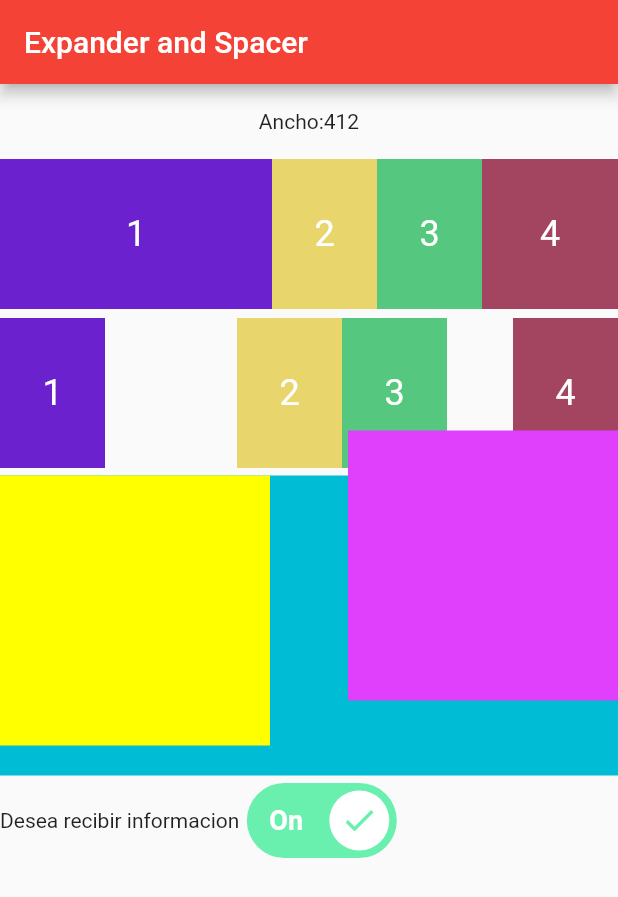
After one commit to Remsir/Disc, a Flutter app: the ExpanderSpacerPage screen opened directly, on a phone screen of 412 x 824 dp. The commit adds this screen. Shown: the top 897 px of the screen. Run offline on Flutter 3.47's test engine with Material 2 defaults, Android fonts, the phone set to English and light mode, and no system bars; drawn by our look-alikes of lite_rolling_switch; our stand-ins replace material_design_icons_flutter.

Commit message:
Se actualiza

```diff
--- /dev/null
+++ b/lib/Clases/Expander.dart
@@ -0,0 +1,166 @@
+import 'package:flutter/material.dart';
+import 'package:lite_rolling_switch/lite_rolling_switch.dart';
+
+class ExpanderSpacerPage extends StatelessWidget {
+  const ExpanderSpacerPage({Key? key}) : super(key: key);
+
+  @override
+  Widget build(BuildContext context) {
+    Size size = MediaQuery.of(context).size;
+    return Scaffold(
+      appBar: AppBar(
+        title: Text('Expander and Spacer'),
+        backgroundColor: Colors.red,
+      ),
+      body: Container(
+        child: Column(
+          children: [
+            Container(
+              alignment: Alignment.center,
+              height: 50,
+              child: Text('Ancho:' + size.width.round().toString()),
+            ),
+            Container(
+              margin: EdgeInsets.only(bottom: 6.0),
+              height: 100,
+              child: Row(
+                children: [
+                  Expanded(
+                    flex: 2,
+                    child: Examplebox(
+                      color: 0xff6c21cf,
+                      text: '1',
+                    ),
+                  ),
+                  Examplebox(
+                    color: 0xffe8d66d,
+                    text: '2',
+                  ),
+                  Examplebox(
+                    color: 0xff56c77f,
+                    text: '3',
+                  ),
+                  Expanded(
+                    flex: 1,
+                    child: Examplebox(
+                      color: 0xffa34561,
+                      text: '4',
+                    ),
+                  ),
+                ],
+              ),
+            ),
+            Container(
+              margin: EdgeInsets.only(bottom: 5),
+              height: 100,
+              child: Row(
+                children: [
+                  Examplebox(
+                    color: 0xff6c21cf,
+                    text: '1',
+                  ),
+                  Spacer(
+                    flex: 2,
+                  ),
+                  Examplebox(
+                    color: 0xffe8d66d,
+                    text: '2',
+                  ),
+                  Examplebox(
+                    color: 0xff56c77f,
+                    text: '3',
+                  ),
+                  Spacer(),
+                  Examplebox(
+                    color: 0xffa34561,
+                    text: '4',
+                  ),
+                ],
+              ),
+            ),
+            Flexible(
+              child: Container(
+                  width: double.infinity,
+                  height: 200,
+                  color: Colors.cyan,
+                  child: Stack(
+                    clipBehavior: Clip.none,
+                    children: [
+                      Container(
+                        height: 180,
+                        width: 180,
+                        color: Colors.yellowAccent,
+                      ),
+                      Positioned(
+                        bottom: 50,
+                        right: 0,
+                        child: Container(
+                          height: 180,
+                          width: 180,
+                          color: Colors.purpleAccent,
+                        ),
+                      ),
+                    ],
+                  )),
+            ),
+            Row(
+              children: [
+                Container(
+                  child: Text('Desea recibir informacion'),
+                ),
+                Padding(
+                  padding: EdgeInsets.all(5),
+                  child: LiteRollingSwitch(
+                    width: 100,
+                    value: true,
+                    textOn: "On",
+                    textOff: "Off",
+                    colorOn: Colors.greenAccent,
+                    colorOff: Colors.redAccent,
+                    iconOn: Icons.done,
+                    iconOff: Icons.alarm_off,
+                    textSize: 18,
+                    onChanged: (bool position) {
+                      print("Position");
+                    },
+                    onDoubleTap: () {},
+                    onSwipe: () {},
+                    onTap: () {},
+                  ),
+                )
+              ],
+            )
+          ],
+        ),
+      ),
+    );
+  }
+}
+
+class Examplebox extends StatelessWidget {
+  const Examplebox({
+    required this.color,
+    required this.text,
+    Key? key,
+  }) : super(key: key);
+
+  final int color;
+  final String text;
+  @override
+  Widget build(BuildContext context) {
+    return Container(
+      alignment: Alignment.center,
+      height: double.infinity,
+      width: 70,
+      color: Color(this.color),
+      child: Text(
+        this.text,
+        style: TextStyle(
+          fontSize: 24,
+          color: Colors.white,
+        ),
+      ),
+    );
+//flutter toggle button
+  }
+}
--- /dev/null
+++ b/lib/Screen/agregar_screen.dart
@@ -0,0 +1,48 @@
+import 'package:flutter/material.dart';
+
+class AgregarScreen extends StatefulWidget {
+  AgregarScreen({Key? key}) : super(key: key);
+
+  @override
+  State<AgregarScreen> createState() => _AgregarScreenState();
+}
+
+class _AgregarScreenState extends State<AgregarScreen> {
+  @override
+  Widget build(BuildContext context) {
+    return Scaffold(
+      body: Form(
+        child: Padding(
+          padding: const EdgeInsets.all(8),
+          child: ListView(
+            children: [
+              Container(
+                margin: EdgeInsets.only(bottom: 10),
+                decoration: BoxDecoration(
+                    borderRadius: BorderRadius.circular(5),
+                    border: Border.all(color: Colors.black)),
+                child: TextFormField(
+                  decoration: InputDecoration(
+                      labelText: 'Ingrese el nombre',
+                      labelStyle: TextStyle(color: Colors.black),
+                      border: InputBorder.none),
+                ),
+              ),
+              Container(
+                decoration: BoxDecoration(
+                    borderRadius: BorderRadius.circular(5),
+                    border: Border.all(color: Colors.black)),
+                child: TextFormField(
+                  decoration: InputDecoration(
+                      labelText: 'Ingrese el nombre',
+                      labelStyle: TextStyle(color: Colors.black),
+                      border: InputBorder.none),
+                ),
+              ),
+            ],
+          ),
+        ),
+      ),
+    );
+  }
+}
--- a/lib/Tabs/home_page.dart
+++ b/lib/Tabs/home_page.dart
@@ -1,3 +1,5 @@
+import 'package:disquera/Clases/Expander.dart';
+import 'package:disquera/Screen/agregar_screen.dart';
 import 'package:disquera/Screen/home_screen.dart';
 import 'package:flutter/material.dart';
 import 'package:material_design_icons_flutter/material_design_icons_flutter.dart';
@@ -41,8 +43,8 @@ class HomeTab extends StatelessWidget {
           ),
           body: TabBarView(children: [
             HomeScreen(),
-            HomeScreen(),
-            HomeScreen(),
+            AgregarScreen(),
+            ExpanderSpacerPage(),
             HomeScreen()
           ]),
         ),
--- a/lib/main.dart
+++ b/lib/main.dart
@@ -1,3 +1,4 @@
+import 'package:disquera/Screen/agregar_screen.dart';
 import 'package:disquera/Screen/home_screen.dart';
 import 'package:disquera/Tabs/home_page.dart';
 import 'package:flutter/material.dart';
@@ -17,7 +18,9 @@ class MyApp extends StatelessWidget {
       theme: ThemeData(
         primarySwatch: Colors.blue,
       ),
-      home: //HomeScreen()
+      home:
+          //AgregarScreen()
+          //HomeScreen()
           HomeTab(),
     );
   }
--- a/pubspec.yaml
+++ b/pubspec.yaml
@@ -34,6 +34,7 @@ dependencies:
   # The following adds the Cupertino Icons font to your application.
   # Use with the CupertinoIcons class for iOS style icons.
   cupertino_icons: ^1.0.2
+  lite_rolling_switch: ^1.0.0
 
 dev_dependencies:
   flutter_test:
```
Also changed, not shown: pubspec.lock.
